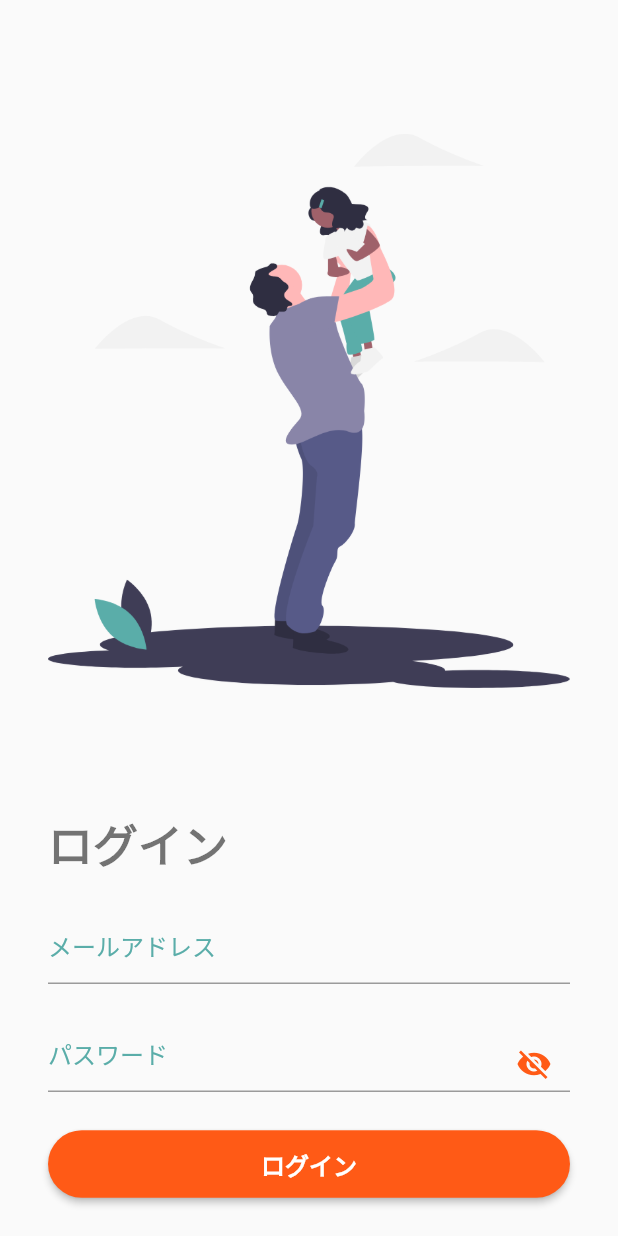
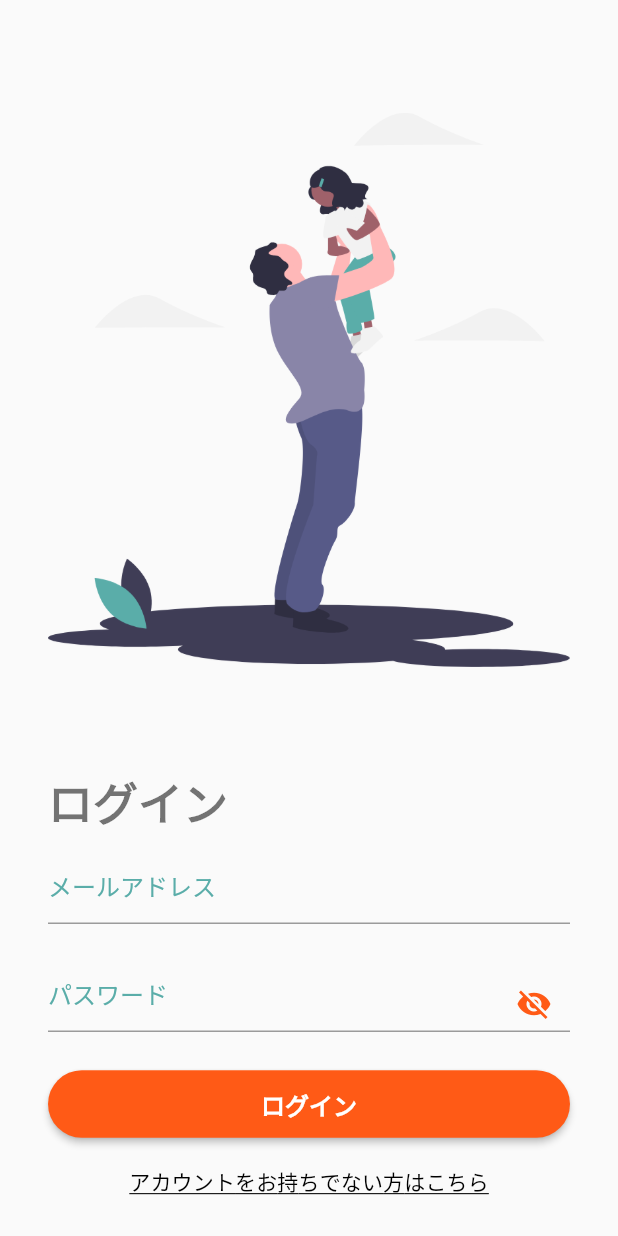
Before and after one commit to ryuto1246/mal_learn, a Flutter app: the SignInScreen screen opened directly, after a tap on "ログイン", on a phone screen of 412 x 824 dp. Run offline on Flutter 3.47's test engine with Material 2 defaults, Android fonts, the phone set to English and light mode, and no system bars; our stand-ins replace cloud_firestore, firebase_auth, firebase_core, flutter_datetime_picker, flutter_riverpod, freezed_annotation and 1 more; accounts and stored records are empty; network calls fail.

```diff
--- a/lib/app.dart
+++ b/lib/app.dart
@@ -20,6 +20,10 @@ class App extends StatelessWidget {
                 fontSize: 16,
                 color: AppColors.accentColor,
               ),
+              subtitle2: const TextStyle(
+                decoration: TextDecoration.underline,
+                color: AppColors.black,
+              ),
               button: const TextStyle(
                 fontSize: 16,
                 fontWeight: FontWeight.bold,
--- a/lib/constant/dimens.dart
+++ b/lib/constant/dimens.dart
@@ -8,4 +8,5 @@ class Dimens {
   //height
   static const buttonHeight = 45.0;
   static const textFieldSuffixHeight = 14.0;
+  static const userProfileHeaderHeight = 260.0;
 }
--- a/lib/constant/strings.dart
+++ b/lib/constant/strings.dart
@@ -12,4 +12,8 @@ class Strings {
   static const passwordRequiredMessage = 'パスワードを入力してください';
   static const emailNotValidMessage = '正しいメールアドレスを入力してください';
   static const passwordNotValidMessage = 'パスワードは6文字以上入力してください';
+
+  //Screen Title
+  static const profileLabel = 'プロフィール';
+  static const chatListLabel = 'チャット';
 }
--- a/lib/view/sign_in_screen.dart
+++ b/lib/view/sign_in_screen.dart
@@ -3,11 +3,15 @@ import 'package:flutter/material.dart';
 import 'package:flutter_riverpod/flutter_riverpod.dart';
 import 'package:mal_learn/component/app_text_field.dart';
 import 'package:mal_learn/component/form_submit_button.dart';
+import 'package:mal_learn/component/overlay_loading_page.dart';
 import 'package:mal_learn/component/vertical_spacer.dart';
 import 'package:mal_learn/constant/assets.dart';
 import 'package:mal_learn/constant/dimens.dart';
 import 'package:mal_learn/constant/strings.dart';
 import 'package:mal_learn/provider/auth_provider.dart';
+import 'package:mal_learn/provider/user_profile_provider.dart';
+import 'package:mal_learn/view/home_screen.dart';
+import 'package:mal_learn/view/sign_up_screen.dart';
 
 class SignInScreen extends ConsumerStatefulWidget {
   const SignInScreen({Key? key}) : super(key: key);
@@ -32,20 +36,6 @@ class _SignInScreenState extends ConsumerState<SignInScreen> {
     });
   }
 
-  // void _setIsValidEmail(bool isValid) {
-  //   setState(() {
-  //           _isValidEmail = isValid;
-  //   });
-  // }
-
-  // void _setIsValidPassword(bool isValid) {
-  //   setState(() {
-  //     _isValidPassword = isValid;
-  //   });
-  // }
-
-  // bool _isValidAllForm() => _isValidEmail && _isValidPassword;
-
   Future<void> _signIn() async {
     ref.read(authViewModelProvider.notifier).signIn(
           FirebaseAuth.instance,
@@ -54,8 +44,37 @@ class _SignInScreenState extends ConsumerState<SignInScreen> {
         );
   }
 
+  void _initializeState() {
+    ref.read(authViewModelProvider.notifier).initializeState();
+  }
+
+  void _moveToSignUpScreen() {
+    _initializeState();
+    Navigator.of(context).pushReplacement(
+      MaterialPageRoute<Scaffold>(
+        builder: (context) => const SignUpScreen(),
+      ),
+    );
+  }
+
   @override
   Widget build(BuildContext context) {
+    return ref.watch(authViewModelProvider).maybeWhen(
+          signUpSuccess: (User user) {
+            WidgetsBinding.instance.addPostFrameCallback((_) {
+              Navigator.of(context).pushReplacement(
+                MaterialPageRoute<Scaffold>(
+                  builder: (context) => HomeScreen(user.uid),
+                ),
+              );
+            });
+            return const OverlayLoadingPage();
+          },
+          orElse: _buildSignInScreen,
+        );
+  }
+
+  Scaffold _buildSignInScreen() {
     return Scaffold(
       resizeToAvoidBottomInset: false,
       body: SafeArea(
@@ -86,19 +105,40 @@ class _SignInScreenState extends ConsumerState<SignInScreen> {
                         Strings.signInTitle,
                         style: Theme.of(context).textTheme.headline2,
                       ),
-                      const VerticalSpacer(Dimens.paddingM),
+                      const VerticalSpacer(Dimens.paddingS),
                       _buildEmailField(),
                       const VerticalSpacer(Dimens.paddingM),
                       _buildPasswordField(),
                       const VerticalSpacer(Dimens.paddingM),
-                      SubmitButton(labelText: 'ログイン', onPressed: _signIn),
-                      const VerticalSpacer(Dimens.paddingM),
+                      _buildSubmitButton(),
+                      const VerticalSpacer(Dimens.paddingXS),
+                      _buildLinkToSignUpScreen(),
+                      const VerticalSpacer(Dimens.paddingS),
                     ],
                   ),
                 ),
               ),
             ),
           ),
+        ),
+      ),
+    );
+  }
+
+  SubmitButton _buildSubmitButton() {
+    return SubmitButton(
+      labelText: Strings.signInTitle,
+      onPressed: _signIn,
+    );
+  }
+
+  Center _buildLinkToSignUpScreen() {
+    return Center(
+      child: TextButton(
+        onPressed: _moveToSignUpScreen,
+        child: Text(
+          'アカウントをお持ちでない方はこちら',
+          style: Theme.of(context).textTheme.subtitle2,
         ),
       ),
     );
--- a/lib/view/sign_up_screen.dart
+++ b/lib/view/sign_up_screen.dart
@@ -10,9 +10,11 @@ import 'package:mal_learn/component/vertical_spacer.dart';
 import 'package:mal_learn/constant/assets.dart';
 import 'package:mal_learn/constant/dimens.dart';
 import 'package:mal_learn/constant/strings.dart';
-import 'package:mal_learn/core/logger.dart';
+import 'package:mal_learn/model/error.dart';
 import 'package:mal_learn/provider/auth_provider.dart';
 import 'package:mal_learn/provider/user_profile_provider.dart';
+import 'package:mal_learn/view/home_screen.dart';
+import 'package:mal_learn/view/sign_in_screen.dart';
 
 class SignUpScreen extends ConsumerStatefulWidget {
   const SignUpScreen({super.key});
@@ -71,25 +73,49 @@ class _SignUpScreenState extends ConsumerState<SignUpScreen> {
         );
   }
 
+  void _initializeState() {
+    ref.read(authViewModelProvider.notifier).initializeState();
+    ref.read(userProfileViewModelProvider.notifier).initializeState();
+  }
+
+  void _moveToSignInScreen() {
+    _initializeState();
+    Navigator.of(context).pushReplacement(
+      MaterialPageRoute<Scaffold>(
+        builder: (context) => const SignInScreen(),
+      ),
+    );
+  }
+
   @override
   Widget build(BuildContext context) {
     return ref.watch(authViewModelProvider).maybeWhen(
           signUpSuccess: (User user) {
-            WidgetsBinding.instance
-                .addPostFrameCallback((_) => _registerProfile(user.uid));
-
             //TODO: ホーム画面に遷移
             return ref.watch(userProfileViewModelProvider).maybeWhen(
                   init: () {
                     WidgetsBinding.instance.addPostFrameCallback(
-                        (_) => _registerProfile(user.uid));
+                      (_) => _registerProfile(user.uid),
+                    );
                     return const OverlayLoadingPage();
                   },
-                  success: () => const Scaffold(
-                    body: Center(child: Text('Hello')),
-                  ),
+                  success: () {
+                    WidgetsBinding.instance.addPostFrameCallback((_) {
+                      Navigator.of(context).pushReplacement(
+                        MaterialPageRoute<Scaffold>(
+                          builder: (context) => HomeScreen(user.uid),
+                        ),
+                      );
+                    });
+                    return const OverlayLoadingPage();
+                  },
                   orElse: () => const OverlayLoadingPage(),
                 );
+          },
+          failure: (AppError error) {
+            _initializeState();
+            //TODO: エラーテキストを表示
+            return _buildSignUpScreen();
           },
           orElse: _buildSignUpScreen,
         );
@@ -135,17 +161,35 @@ class _SignUpScreenState extends ConsumerState<SignUpScreen> {
                       const VerticalSpacer(Dimens.paddingM),
                       _buildBirthDayField(),
                       const VerticalSpacer(Dimens.paddingM),
-                      SubmitButton(
-                        labelText: Strings.signUpTitle,
-                        onPressed: _signUp,
-                      ),
-                      const VerticalSpacer(Dimens.paddingM),
+                      _buildSubmitButton(),
+                      const VerticalSpacer(Dimens.paddingXS),
+                      _buildLinkToSignInScreen(),
+                      const VerticalSpacer(Dimens.paddingS),
                     ],
                   ),
                 ),
               ),
             ),
           ),
+        ),
+      ),
+    );
+  }
+
+  SubmitButton _buildSubmitButton() {
+    return SubmitButton(
+      labelText: Strings.signUpTitle,
+      onPressed: _signUp,
+    );
+  }
+
+  Center _buildLinkToSignInScreen() {
+    return Center(
+      child: TextButton(
+        onPressed: _moveToSignInScreen,
+        child: Text(
+          'アカウントをお持ちの方はこちら',
+          style: Theme.of(context).textTheme.subtitle2,
         ),
       ),
     );
```
Also changed, not shown: lib/component/clipped_background_image.dart (added, +37 -0 lines), lib/model/user.dart (+6 -6 lines), lib/provider/user_profile_provider.dart (+31 -0 lines), lib/repository/user_profile_repository.dart (+6 -1 lines), lib/view/chat_list_screen.dart (added, +14 -0 lines), lib/view/home_screen.dart (added, +80 -0 lines), lib/view/profile_screen.dart (added, +44 -0 lines), lib/model/user.freezed.dart, 1 other file.
